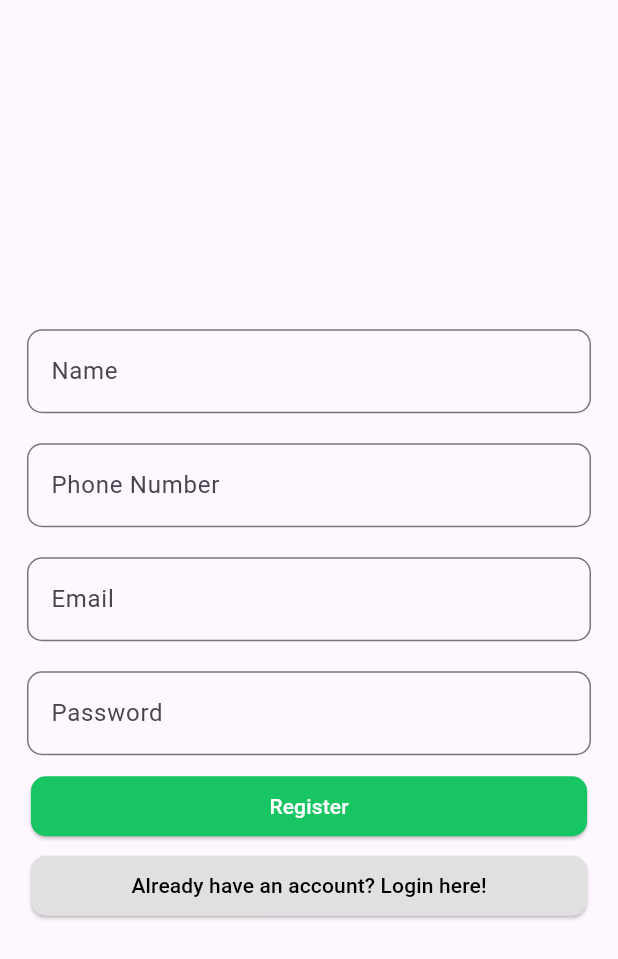
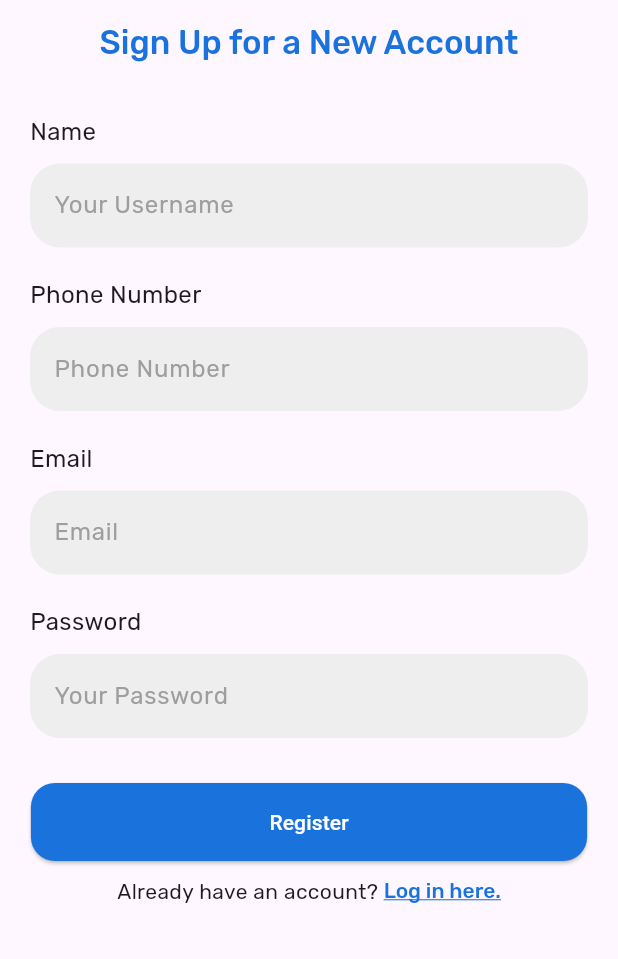
Before and after one commit to maulzzzaqi/flutter_pos, a Flutter app: the screen it shows after launch, on a phone screen of 412 x 824 dp. Shown: the top 959 px of the screen. Run offline on Flutter 3.47's test engine with Material 3 defaults, Android fonts, the phone set to English and light mode, and no system bars; our stand-ins replace bloc, cloud_firestore, equatable, firebase_auth, firebase_core, flutter_bloc and 1 more; accounts and stored records are empty.

Commit message:
authentication pages ui

```diff
--- a/lib/authentication/register_page.dart
+++ b/lib/authentication/register_page.dart
@@ -1,8 +1,7 @@
 import 'package:flutter/material.dart';
 import 'package:flutter_bloc/flutter_bloc.dart';
 import 'package:flutter_pos/authentication/auth_bloc/auth_bloc.dart';
-import 'package:flutter_pos/authentication/login_page.dart';
-import 'package:flutter_pos/home_page.dart';
+import 'package:google_fonts/google_fonts.dart';
 
 class RegisterPage extends StatelessWidget {
   static const String route = '/register';
@@ -16,6 +15,17 @@ class RegisterPage extends StatelessWidget {
   @override
   Widget build(BuildContext context) {
     return Scaffold(
+      appBar: AppBar(
+        title: Text(
+          'Sign Up for a New Account',
+          style: GoogleFonts.rubik(
+            color: const Color(0xFF1A72DD),
+            fontSize: 22,
+            fontWeight: FontWeight.w500,
+          ),
+        ),
+        centerTitle: true,
+      ),
       body: BlocConsumer<AuthBloc, AuthState>(
         listener: (context, state) {
           if (state.userData != null) {
@@ -28,59 +38,126 @@ class RegisterPage extends StatelessWidget {
         },
         builder: (context, state) {
           return Padding(
-            padding: const EdgeInsets.all(8),
+            padding: const EdgeInsets.all(20),
             child: Column(
-              mainAxisAlignment: MainAxisAlignment.center,
+              mainAxisAlignment: MainAxisAlignment.start,
               children: [
-                Container(
-                  padding: const EdgeInsets.all(10),
-                  child: TextField(
+                Column(
+                  crossAxisAlignment: CrossAxisAlignment.start,
+                  children: [
+                    Text(
+                      'Name',
+                      style: GoogleFonts.rubik(
+                        fontSize: 16,
+                        fontWeight: FontWeight.w400
+                      ),
+                    ),
+                    const SizedBox(height: 10),
+                    TextField(
                       controller: nameController,
-                    decoration: const InputDecoration(
-                      border: OutlineInputBorder(
-                        borderRadius: BorderRadius.all(Radius.circular(10)),
+                      decoration: InputDecoration(
+                        hintText: 'Your Username',
+                        hintStyle: GoogleFonts.rubik(
+                          color: Colors.grey,
                         ),
-                      labelText: 'Name',
+                        filled: true,
+                        fillColor: Colors.grey.shade200,
+                        border: const OutlineInputBorder(
+                          borderRadius: BorderRadius.all(Radius.circular(20)),
+                          borderSide: BorderSide.none
                         ),
                       ),
                     ),
-                Container(
-                  padding: const EdgeInsets.all(10),
-                  child: TextField(
+                  ],
+                ),
+                const SizedBox(height: 20),
+                Column(
+                  crossAxisAlignment: CrossAxisAlignment.start,
+                  children: [
+                    Text(
+                      'Phone Number',
+                      style: GoogleFonts.rubik(
+                        fontSize: 16,
+                        fontWeight: FontWeight.w400
+                      ),
+                    ),
+                    const SizedBox(height: 10),
+                    TextField(
                       controller: phoneNumberController,
-                    decoration: const InputDecoration(
-                      border: OutlineInputBorder(
-                        borderRadius: BorderRadius.all(Radius.circular(10)),
+                      decoration: InputDecoration(
+                        hintText: 'Phone Number',
+                        hintStyle: GoogleFonts.rubik(
+                          color: Colors.grey,
                         ),
-                      labelText: 'Phone Number',
+                        filled: true,
+                        fillColor: Colors.grey.shade200,
+                        border: const OutlineInputBorder(
+                          borderRadius: BorderRadius.all(Radius.circular(20)),
+                          borderSide: BorderSide.none
                         ),
                       ),
                     ),
-                Container(
-                  padding: const EdgeInsets.all(10),
-                  child: TextField(
+                  ],
+                ),
+                const SizedBox(height: 20),
+                Column(
+                  crossAxisAlignment: CrossAxisAlignment.start,
+                  children: [
+                    Text(
+                      'Email',
+                      style: GoogleFonts.rubik(
+                        fontSize: 16,
+                        fontWeight: FontWeight.w400
+                      ),
+                    ),
+                    const SizedBox(height: 10),
+                    TextField(
                       controller: emailController,
-                    decoration: const InputDecoration(
-                      border: OutlineInputBorder(
-                        borderRadius: BorderRadius.all(Radius.circular(10)),
+                      decoration: InputDecoration(
+                        hintText: 'Email',
+                        hintStyle: GoogleFonts.rubik(
+                          color: Colors.grey,
                         ),
-                      labelText: 'Email',
+                        filled: true,
+                        fillColor: Colors.grey.shade200,
+                        border: const OutlineInputBorder(
+                          borderRadius: BorderRadius.all(Radius.circular(20)),
+                          borderSide: BorderSide.none
                         ),
                       ),
                     ),
-                Container(
-                  padding: const EdgeInsets.all(10),
-                  child: TextField(
+                  ],
+                ),
+                const SizedBox(height: 20),
+                Column(
+                  crossAxisAlignment: CrossAxisAlignment.start,
+                  children: [
+                    Text(
+                      'Password',
+                      style: GoogleFonts.rubik(
+                        fontSize: 16,
+                        fontWeight: FontWeight.w400
+                      ),
+                    ),
+                    const SizedBox(height: 10),
+                    TextField(
                       controller: passwordController,
-                    obscureText: true,
-                    decoration: const InputDecoration(
-                      border: OutlineInputBorder(
-                        borderRadius: BorderRadius.all(Radius.circular(10)),
+                      decoration: InputDecoration(
+                        hintText: 'Your Password',
+                        hintStyle: GoogleFonts.rubik(
+                          color: Colors.grey,
                         ),
-                      labelText: 'Password',
+                        filled: true,
+                        fillColor: Colors.grey.shade200,
+                        border: const OutlineInputBorder(
+                          borderRadius: BorderRadius.all(Radius.circular(20)),
+                          borderSide: BorderSide.none
                         ),
                       ),
                     ),
+                  ],
+                ),
+                const SizedBox(height: 30),
                 if (state.isLoading)
                   const CircularProgressIndicator()
                 else
@@ -90,9 +167,10 @@ class RegisterPage extends StatelessWidget {
                         width: MediaQuery.of(context).size.width * 0.9,
                         child: ElevatedButton(
                           style: ElevatedButton.styleFrom(
-                            backgroundColor: const Color(0xFF18C563),
+                            backgroundColor: const Color(0xFF1A72DD),
+                            padding: const EdgeInsets.symmetric(vertical: 16, horizontal: 32),
                             shape: const RoundedRectangleBorder(
-                              borderRadius: BorderRadius.all(Radius.circular(10)),
+                              borderRadius: BorderRadius.all(Radius.circular(16)),
                             ),
                           ),
                           onPressed: () {
@@ -109,24 +187,32 @@ class RegisterPage extends StatelessWidget {
                           ),
                         ),
                       ),
-                      const SizedBox(height: 5),
-                      SizedBox(
-                        width: MediaQuery.of(context).size.width * 0.9,
-                        child: ElevatedButton(
-                          style: ElevatedButton.styleFrom(
-                            backgroundColor: Colors.grey.shade300,
-                            shape: const RoundedRectangleBorder(
-                              borderRadius: BorderRadius.all(Radius.circular(10)),
+                      const SizedBox(height: 10),
+                      Row(
+                        mainAxisAlignment: MainAxisAlignment.center,
+                        children: [
+                          Text(
+                            'Already have an account? ',
+                            style: GoogleFonts.rubik(
+                              fontWeight: FontWeight.w400,
                             ),
                           ),
-                          onPressed: () {
-                            Navigator.of(context).push(MaterialPageRoute(builder: (context) => LoginPage()));
+                          GestureDetector(
+                            onTap: () {
+                              Navigator.pushReplacementNamed(context, '/login');
                             },
-                          child: const Text(
-                            'Already have an account? Login here!',
-                            style: TextStyle(color: Colors.black),
+                            child: RichText(
+                              text: TextSpan(
+                                text: 'Log in here.',
+                                style: GoogleFonts.rubik(
+                                  color: const Color(0xFF1A72DD),
+                                  fontWeight: FontWeight.w500,
+                                  decoration: TextDecoration.underline
+                                )
                               ),
                             ),
+                          )
+                        ],
                       )
                     ],
                   ),
--- a/lib/main.dart
+++ b/lib/main.dart
@@ -10,6 +10,7 @@ import 'package:flutter_pos/firebase_options.dart';
 import 'package:flutter_pos/home_page.dart';
 import 'package:flutter_pos/menu/menu_bloc/menu_bloc.dart';
 import 'package:flutter_pos/menu_page.dart';
+import 'package:google_fonts/google_fonts.dart';
 
 void main() async {
   runApp(const MyApp());
@@ -21,7 +22,14 @@ class MyApp extends StatelessWidget {
 
   @override
   Widget build(BuildContext context) {
-    return MultiBlocProvider(
+    return MaterialApp(
+      title: 'POS App',
+      theme: ThemeData(
+        textTheme: GoogleFonts.rubikTextTheme(
+          Theme.of(context).textTheme
+        )
+      ),
+      home: MultiBlocProvider(
         providers: [
           BlocProvider(
             create: (context) => AuthBloc(),
@@ -43,6 +51,7 @@ class MyApp extends StatelessWidget {
             CartPage.route: (context) => CartPage(),
           },
         ),
+      ),
     );
   }
 }
```
Also changed, not shown: lib/authentication/login_page.dart (+102 -47 lines). Lines whose indentation alone changed are shown as unchanged.
